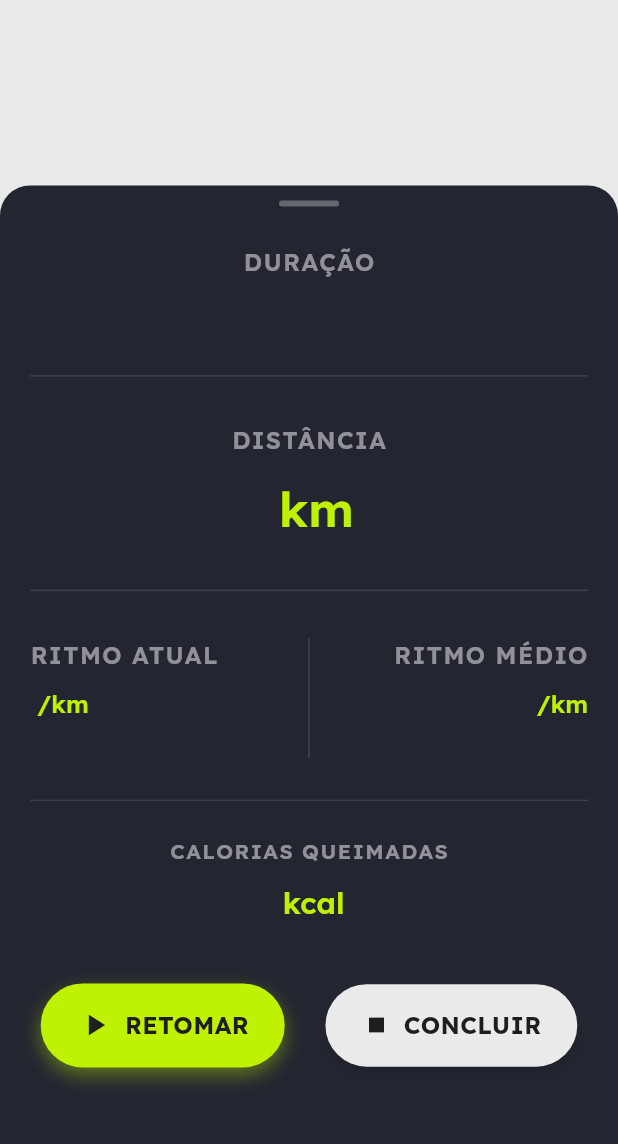
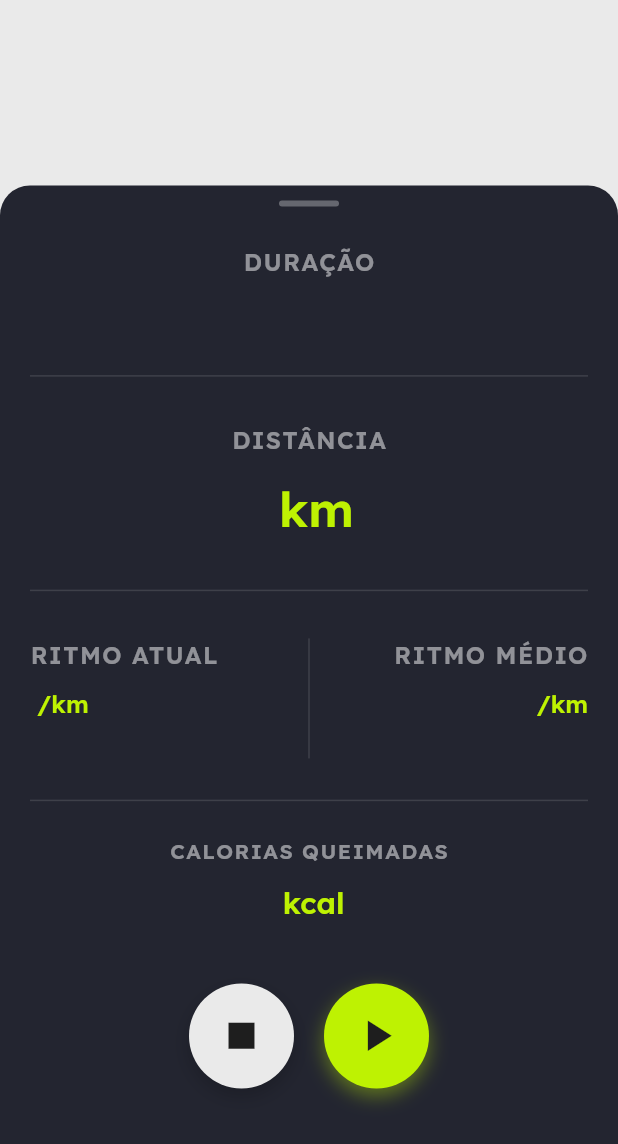
Before and after one commit to webkennyroger/hibrido, a Flutter app: the _ActivityStatsSheet widget shown alone on an empty page, opened directly with empty values, on a phone screen of 412 x 824 dp. Shown: the top 1144 px of the screen. Run offline on Flutter 3.47's test engine with Material 3 defaults, Android fonts, the phone set to English and light mode, and no system bars; our stand-ins replace flutter_svg, geolocator, google_fonts, google_maps_flutter, share_plus, shared_preferences and 1 more; missing offline and left inert: spotify_sdk; accounts and stored records are empty; network calls fail; statements that could not run were skipped.

Commit message:
correção de erros

```diff
--- a/lib/features/map/screens/map_screen.dart
+++ b/lib/features/map/screens/map_screen.dart
@@ -1577,6 +1577,70 @@ class _RunningControls extends StatelessWidget {
   }
 }
 
+/// Constrói um botão de ação para os controles de Pausa (Retomar/Concluir).
+Widget _buildActionButton(
+  IconData icon,
+  Color color, {
+  VoidCallback? onTap,
+  bool isPrimary = false,
+}) {
+  return GestureDetector(
+    onTap: onTap,
+    child: Container(
+      width: 70, // Tamanho consistente
+      height: 70,
+      decoration: BoxDecoration(
+        shape: BoxShape.circle,
+        color: isPrimary ? CustomColors.primary : CustomColors.secondary,
+        boxShadow: [
+          BoxShadow(
+            color: isPrimary
+                ? CustomColors.primary.withAlpha(100)
+                : Colors.black.withAlpha(50),
+            blurRadius: 10,
+            offset: const Offset(0, 5),
+          ),
+        ],
+      ),
+      child: Icon(icon, color: color, size: 35),
+    ),
+  );
+}
+
+/// Constrói um botão de ação circular pequeno (usado no estado Pausado)
+Widget _buildSmallActionButton(
+  IconData icon,
+  Color color, {
+  VoidCallback? onTap,
+  bool isHighlighted = false,
+}) {
+  return GestureDetector(
+    onTap: onTap,
+    child: Container(
+      width: 60,
+      height: 60,
+      decoration: BoxDecoration(
+        shape: BoxShape.circle,
+        color: isHighlighted ? CustomColors.primary : CustomColors.secondary,
+        boxShadow: [
+          BoxShadow(
+            color: isHighlighted
+                ? CustomColors.primary.withAlpha(100)
+                : Colors.black.withAlpha(50),
+            blurRadius: 10,
+            offset: const Offset(0, 5),
+          ),
+        ],
+      ),
+      child: Icon(
+        icon,
+        color: isHighlighted ? CustomColors.tertiary : color,
+        size: 30,
+      ),
+    ),
+  );
+}
+
 /// Widget que exibe os controles quando a atividade está pausada.
 class _PausedControls extends StatelessWidget {
   final VoidCallback onResume;
@@ -1587,84 +1651,19 @@ class _PausedControls extends StatelessWidget {
   @override
   Widget build(BuildContext context) {
     return Row(
-      mainAxisAlignment: MainAxisAlignment.spaceEvenly,
-      children: [_buildPlayButton(), _buildStopButton()],
-    );
-  }
-
-  /// Constrói o botão "RETOMAR".
-  Widget _buildPlayButton() {
-    return GestureDetector(
-      onTap: onResume,
-      child: Container(
-        padding: const EdgeInsets.symmetric(horizontal: 24, vertical: 16),
-        decoration: BoxDecoration(
-          borderRadius: BorderRadius.circular(50),
-          color: CustomColors.primary,
-          boxShadow: [
-            BoxShadow(
-              color: CustomColors.primary.withAlpha((255 * 0.4).round()),
-              blurRadius: 10,
-              offset: const Offset(0, 5),
-            ),
-          ],
-        ),
-        child: Row(
-          mainAxisSize: MainAxisSize.min,
-          children: [
-            const Icon(
-              Icons.play_arrow,
-              color: CustomColors.tertiary,
-              size: 24,
-            ),
-            const SizedBox(width: 8),
-            Text(
-              'RETOMAR',
-              style: GoogleFonts.lexend(
-                color: CustomColors.tertiary,
-                fontSize: 16,
-                fontWeight: FontWeight.bold,
-              ),
-            ),
-          ],
-        ),
-      ),
-    );
-  }
-
-  /// Constrói o botão "CONCLUIR".
-  Widget _buildStopButton() {
-    return GestureDetector(
-      onTap: onStop,
-      child: Container(
-        padding: const EdgeInsets.symmetric(horizontal: 24, vertical: 16),
-        decoration: BoxDecoration(
-          borderRadius: BorderRadius.circular(50),
-          color: CustomColors.secondary,
-          boxShadow: [
-            BoxShadow(
-              color: Colors.black.withAlpha((255 * 0.1).round()),
-              blurRadius: 5,
-              offset: const Offset(0, 5),
-            ),
-          ],
-        ),
-        child: Row(
-          mainAxisSize: MainAxisSize.min,
-          children: [
-            const Icon(Icons.stop, color: CustomColors.tertiary, size: 20),
-            const SizedBox(width: 8),
-            Text(
-              'CONCLUIR',
-              style: GoogleFonts.lexend(
-                color: CustomColors.tertiary,
-                fontSize: 16,
-                fontWeight: FontWeight.bold,
-              ),
-            ),
-          ],
-        ),
-      ),
+      mainAxisAlignment: MainAxisAlignment.center,
+      children: [
+        // Botão Concluir (Stop) - Agora com o mesmo estilo do botão de música
+        _buildActionButton(Icons.stop, CustomColors.tertiary, onTap: onStop),
+        const SizedBox(width: 20),
+        // Botão Retomar (Play)
+        _buildActionButton(
+          Icons.play_arrow,
+          CustomColors.tertiary,
+          onTap: onResume,
+          isPrimary: true, // Destaca o botão de retomar
+        ),
+      ],
     );
   }
 }
@@ -1725,165 +1724,365 @@ class _ActivityStatsSheet extends StatelessWidget {
       maxChildSize: maxHeight,
       controller: sheetController,
       builder: (context, scrollController) {
-        return Container(
-          decoration: const BoxDecoration(
-            color: Color(0xFF232530),
-            borderRadius: BorderRadius.only(
-              topLeft: Radius.circular(20),
-              topRight: Radius.circular(20),
-            ),
-          ),
-          child: SingleChildScrollView(
-            // Usa o scrollController do DraggableScrollableSheet para gerenciar o arraste
-            controller: scrollController,
+        // Usa um LayoutBuilder para saber o tamanho atual do sheet
+        return LayoutBuilder(
+          builder: (BuildContext context, BoxConstraints constraints) {
+            // Verifica se o sheet está minimizado (altura próxima ao minChildSize)
+            final bool isMinimized =
+                constraints.maxHeight <
+                MediaQuery.of(context).size.height * (minHeight + 0.1);
+
+            return Container(
+              decoration: const BoxDecoration(
+                color: Color(0xFF232530),
+                borderRadius: BorderRadius.only(
+                  topLeft: Radius.circular(20),
+                  topRight: Radius.circular(20),
+                ),
+              ),
+              // Se estiver minimizado, mostra o layout de resumo.
+              // Caso contrário, mostra o layout detalhado.
+              child: isMinimized
+                  ? _buildMinimizedLayout(
+                      context,
+                      sheetController,
+                      scrollController,
+                    )
+                  : _buildExpandedLayout(
+                      context,
+                      scrollController,
+                      sheetController,
+                    ),
+            );
+          },
+        );
+      },
+    );
+  }
+
+  /// Constrói o layout RESUMIDO para quando o painel está minimizado.
+  Widget _buildMinimizedLayout(
+    BuildContext context,
+    DraggableScrollableController sheetController,
+    ScrollController scrollController,
+  ) {
+    const double maxHeight = 0.85;
+    return ListView(
+      controller: scrollController,
+      padding: const EdgeInsets.symmetric(horizontal: 20, vertical: 10),
+      children: [
+        // Handle de arraste com função de clique
+        GestureDetector(
+          onTap: () => sheetController.animateTo(
+            maxHeight,
+            duration: const Duration(milliseconds: 300),
+            curve: Curves.easeInOut,
+          ),
+          child: Center(
+            child: Container(
+              height: 4,
+              width: 40,
+              margin: const EdgeInsets.only(bottom: 24),
+              decoration: BoxDecoration(
+                color: Colors.white.withOpacity(0.3),
+                borderRadius: BorderRadius.circular(2),
+              ),
+            ),
+          ),
+        ),
+        // Linha de estatísticas resumidas
+        Row(
+          mainAxisAlignment: MainAxisAlignment.spaceBetween,
+          crossAxisAlignment: CrossAxisAlignment.end,
+          children: [
+            _buildStatColumn('DURAÇÃO', durationText, fontSize: 28),
+            // Distância com fonte maior
+            _buildStatColumn(
+              'DISTÂNCIA',
+              distanceInKm,
+              // Remove a unidade 'km' no modo minimizado
+              unit: '',
+              fontSize: 40,
+            ),
+            _buildStatColumn(
+              'RITMO',
+              averagePace,
+              unit: '', // Remove a unidade '/km' no modo minimizado
+              fontSize: 28,
+            ),
+          ],
+        ),
+        const SizedBox(height: 24),
+        // Controles de ação (Câmera, Pausa, Configurações)
+        // A linha de controles agora é construída aqui para incluir os botões laterais
+        _buildActionControls(context),
+      ],
+    );
+  }
+
+  /// Constrói o layout DETALHADO para quando o painel está expandido.
+  Widget _buildExpandedLayout(
+    BuildContext context,
+    ScrollController scrollController,
+    DraggableScrollableController sheetController,
+  ) {
+    const double minHeight = 0.2;
+    const double maxHeight = 0.85;
+
+    return SingleChildScrollView(
+      controller: scrollController,
+      child: Column(
+        children: [
+          // Handle de Arraste/Minimizar
+          GestureDetector(
+            onTap: () {
+              if (sheetController.size > minHeight + 0.05) {
+                sheetController.animateTo(
+                  minHeight,
+                  duration: const Duration(milliseconds: 300),
+                  curve: Curves.easeInOut,
+                );
+              } else {
+                sheetController.animateTo(
+                  maxHeight,
+                  duration: const Duration(milliseconds: 300),
+                  curve: Curves.easeInOut,
+                );
+              }
+            },
+            child: Container(
+              padding: const EdgeInsets.symmetric(vertical: 10),
+              child: Center(
+                child: Container(
+                  height: 4,
+                  width: 40,
+                  decoration: BoxDecoration(
+                    color: Colors.white.withOpacity(0.3),
+                    borderRadius: BorderRadius.circular(2),
+                  ),
+                ),
+              ),
+            ),
+          ),
+          const SizedBox(height: 16),
+
+          // Estatísticas Detalhadas
+          Padding(
+            padding: const EdgeInsets.symmetric(horizontal: 20.0),
             child: Column(
               children: [
-                // === Handle de Arraste/Minimizar ===
-                GestureDetector(
-                  onTap: () {
-                    // Implementa a função de clique: alterna entre minimizado e expandido
-                    if (sheetController.size > minHeight + 0.05) {
-                      // Se estiver perto do máximo
-                      sheetController.animateTo(
-                        minHeight,
-                        duration: const Duration(milliseconds: 300),
-                        curve: Curves.easeInOut,
-                      );
-                    } else {
-                      // Se estiver perto do mínimo
-                      sheetController.animateTo(
-                        maxHeight,
-                        duration: const Duration(milliseconds: 300),
-                        curve: Curves.easeInOut,
-                      );
-                    }
-                  },
-                  child: Container(
-                    padding: const EdgeInsets.symmetric(vertical: 10),
-                    child: Center(
-                      child: Container(
-                        height: 4,
-                        width: 40,
-                        decoration: BoxDecoration(
-                          color: Colors.white.withOpacity(0.3),
-                          borderRadius: BorderRadius.circular(2),
-                        ),
+                _buildMainStat(
+                  'DURAÇÃO',
+                  durationText,
+                  ' ',
+                  fontSize: 40,
+                  alignment: CrossAxisAlignment.center,
+                ),
+                const SizedBox(height: 24),
+                const Divider(color: Colors.white12, thickness: 1),
+                const SizedBox(height: 24),
+                _buildMainStat(
+                  'DISTÂNCIA',
+                  distanceInKm,
+                  'km',
+                  fontSize: 80,
+                  alignment: CrossAxisAlignment.center,
+                ),
+                const SizedBox(height: 24),
+                const Divider(color: Colors.white12, thickness: 1),
+                const SizedBox(height: 24),
+                Row(
+                  mainAxisAlignment: MainAxisAlignment.spaceBetween,
+                  crossAxisAlignment: CrossAxisAlignment.start,
+                  children: [
+                    Expanded(
+                      child: _buildMainStat(
+                        'RITMO ATUAL',
+                        currentPace,
+                        '/km',
+                        fontSize: 40,
+                        alignment: CrossAxisAlignment.start,
                       ),
                     ),
-                  ),
+                    const SizedBox(
+                      height: 80,
+                      child: VerticalDivider(
+                        color: Colors.white12,
+                        thickness: 1,
+                      ),
+                    ),
+                    Expanded(
+                      child: _buildMainStat(
+                        'RITMO MÉDIO',
+                        averagePace,
+                        '/km',
+                        fontSize: 40,
+                        alignment: CrossAxisAlignment.end,
+                      ),
+                    ),
+                  ],
                 ),
-                const SizedBox(height: 16),
-
-                // === Estatísticas Detalhadas ===
-                Padding(
-                  padding: const EdgeInsets.symmetric(horizontal: 20.0),
-                  child: Column(
-                    children: [
-                      // Duração (Tempo) centralizada
-                      _buildMainStat(
-                        'DURAÇÃO',
-                        durationText,
-                        ' ',
-                        fontSize: 40,
-                        alignment:
-                            CrossAxisAlignment.center, // Centraliza o texto
-                      ),
-                      const SizedBox(height: 24),
-                      const Divider(color: Colors.white12, thickness: 1),
-                      const SizedBox(height: 24),
-
-                      // Linha da Distância (Km) - AGORA MAIOR E CENTRALIZADA
-                      _buildMainStat(
-                        'DISTÂNCIA',
-                        distanceInKm,
-                        'km',
-                        fontSize: 80, // Tamanho da fonte aumentado
-                        alignment: CrossAxisAlignment.center,
-                      ),
-                      const SizedBox(height: 24),
-                      const Divider(color: Colors.white12, thickness: 1),
-                      const SizedBox(height: 24),
-
-                      // Linha de Ritmos
-                      Row(
-                        mainAxisAlignment: MainAxisAlignment.spaceBetween,
-                        crossAxisAlignment: CrossAxisAlignment.start,
-                        children: [
-                          Expanded(
-                            child: _buildMainStat(
-                              'RITMO ATUAL',
-                              currentPace,
-                              '/km',
-                              fontSize: 40, // Tamanho da fonte ajustado
-                              alignment: CrossAxisAlignment.start,
-                            ),
-                          ),
-                          const SizedBox(
-                            height: 80, // Altura da linha divisória
-                            child: VerticalDivider(
-                              color: Colors.white12,
-                              thickness: 1,
-                            ),
-                          ),
-                          Expanded(
-                            child: _buildMainStat(
-                              'RITMO MÉDIO',
-                              averagePace,
-                              '/km',
-                              fontSize: 40, // Tamanho da fonte ajustado
-                              alignment: CrossAxisAlignment.end,
-                            ),
-                          ),
-                        ],
-                      ),
-
-
-                      // Linha de Calorias
-                      _buildCalorieStat(calories),
-                    ],
-                  ),
+                _buildCalorieStat(calories),
+              ],
+            ),
+          ),
+          const SizedBox(height: 40),
+
+          // Controles (Pause/Stop/Retomar)
+          activityState == ActivityState.running
+              ? _RunningControls(onPressed: onPause)
+              : _PausedControls(onResume: onPause, onStop: onStop),
+          const SizedBox(height: 20),
+
+          // Botões de Música e Esporte (no estado Pausado)
+          if (activityState == ActivityState.paused)
+            Row(
+              mainAxisAlignment: MainAxisAlignment.center,
+              children: [
+                _buildSmallActionButton(
+                  Icons.music_note_outlined,
+                  CustomColors.tertiary,
+                  onTap: onMusic,
+                  isHighlighted: isPlayerVisible,
                 ),
-
-                const SizedBox(height: 40),
-
-                // === Controles (Pause/Stop/Retomar) ===
-                activityState == ActivityState.running
-                    ? _RunningControls(onPressed: onPause)
-                    : _PausedControls(onResume: onPause, onStop: onStop),
-
-                const SizedBox(height: 20),
-
-                // Botões de Música e Esporte (na tela minimizada - Pausado)
-                if (activityState == ActivityState.paused)
-                  Row(
-                    mainAxisAlignment: MainAxisAlignment.center,
-                    children: [
-                      _buildSmallActionButton(
-                        Icons.music_note_outlined,
-                        CustomColors.tertiary,
-                        onTap: onMusic,
-                        // Destaca se o player estiver visível
-                        isHighlighted: isPlayerVisible,
-                      ),
-                      const SizedBox(width: 15),
-                      // Botão pequeno, sem texto
-                      SportSelectionButton(
-                        iconPath: getSportIconPath(selectedSport),
-                        label: getSportLabel(selectedSport),
-                        option: selectedSport,
-                        selectedSport: selectedSport,
-                        onTap: onSportSelect,
-                        fallbackIcon: getSportCheckIcon(selectedSport),
-                        isLarge: false, // Define o tamanho pequeno
-                      ),
-                    ],
-                  ),
-                const SizedBox(height: 40),
+                const SizedBox(width: 15),
+                SportSelectionButton(
+                  iconPath: getSportIconPath(selectedSport),
+                  label: getSportLabel(selectedSport),
+                  option: selectedSport,
+                  selectedSport: selectedSport,
+                  onTap: onSportSelect,
+                  fallbackIcon: getSportCheckIcon(selectedSport),
+                  isLarge: false,
+                ),
               ],
             ),
+          const SizedBox(height: 40),
+        ],
+      ),
+    );
+  }
+
+  /// Constrói a linha de controles de ação (Câmera, Ação Principal, Configurações).
+  Widget _buildActionControls(BuildContext context) {
+    return Padding(
+      padding: const EdgeInsets.symmetric(horizontal: 20.0),
+      child: Row(
+        mainAxisAlignment: MainAxisAlignment.spaceBetween,
+        crossAxisAlignment: CrossAxisAlignment.center,
+        children: [
+          // Botão Câmera
+          _buildSmallActionButton(
+            Icons.camera_alt_outlined,
+            CustomColors.tertiary,
+            onTap: () {
+              /* Lógica da câmera */
+            },
+          ),
+          // Ação Principal (Pausar ou Retomar/Concluir)
+          if (activityState == ActivityState.running)
+            _RunningControls(onPressed: onPause)
+          else
+            _PausedControls(onResume: onPause, onStop: onStop),
+          // Botão Configurações
+          _buildSmallActionButton(
+            Icons.settings_outlined,
+            CustomColors.tertiary,
+            onTap: () => _showSettingsModal(context),
+          ),
+        ],
+      ),
+    );
+  }
+
+  /// Constrói os controles inferiores para o estado "Running".
+  Widget _buildRunningControls(BuildContext context) {
+    return Padding(
+      padding: const EdgeInsets.symmetric(horizontal: 20.0),
+      child: Row(
+        mainAxisAlignment: MainAxisAlignment.spaceBetween,
+        children: [
+          // Botão Câmera
+          _buildSmallActionButton(
+            Icons.camera_alt_outlined,
+            CustomColors.tertiary,
+            onTap: () {
+              // Lógica para a câmera a ser implementada
+            },
+          ),
+          // Botão Pausar
+          _RunningControls(onPressed: onPause),
+          // Botão Configurações
+          _buildSmallActionButton(
+            Icons.settings_outlined,
+            CustomColors.tertiary,
+            onTap: () => _showSettingsModal(context),
+          ),
+        ],
+      ),
+    );
+  }
+
+  /// Mostra o modal de configurações da atividade.
+  void _showSettingsModal(BuildContext context) {
+    showModalBottomSheet(
+      context: context,
+      backgroundColor: const Color(0xFF232530),
+      shape: const RoundedRectangleBorder(
+        borderRadius: BorderRadius.vertical(top: Radius.circular(20)),
+      ),
+      builder: (context) {
+        return Padding(
+          padding: const EdgeInsets.all(20.0),
+          child: Column(
+            mainAxisSize: MainAxisSize.min,
+            children: [
+              Container(
+                height: 4,
+                width: 40,
+                decoration: BoxDecoration(
+                  color: Colors.white.withOpacity(0.3),
+                  borderRadius: BorderRadius.circular(2),
+                ),
+              ),
+              const SizedBox(height: 20),
+              _buildSettingsOption(
+                context,
+                'Mostrar calorias',
+                true,
+                (value) {},
+              ),
+              _buildSettingsOption(context, 'Modo padrão', true, (value) {}),
+              _buildSettingsOption(context, 'Modo satélite', false, (value) {}),
+              _buildSettingsOption(context, 'Modo híbrido', false, (value) {}),
+              _buildSettingsOption(context, 'Modo noturno', false, (value) {}),
+              _buildSettingsOption(
+                context,
+                'Dados por áudio',
+                false,
+                (value) {},
+              ),
+            ],
           ),
         );
       },
+    );
+  }
+
+  /// Constrói uma opção com checkbox para o modal de configurações.
+  Widget _buildSettingsOption(
+    BuildContext context,
+    String title,
+    bool value,
+    Function(bool) onChanged,
+  ) {
+    return CheckboxListTile(
+      title: Text(title, style: const TextStyle(color: Colors.white)),
+      value: value,
+      onChanged: (newValue) => onChanged(newValue ?? false),
+      activeColor: CustomColors.primary,
+      checkColor: CustomColors.tertiary,
+      controlAffinity: ListTileControlAffinity.leading,
     );
   }
 
@@ -1929,6 +2128,49 @@ class _ActivityStatsSheet extends StatelessWidget {
                   height: 1.5,
                 ),
               ),
+            ],
+          ),
+        ),
+      ],
+    );
+  }
+
+  /// Constrói uma coluna de estatística para o layout minimizado.
+  Widget _buildStatColumn(
+    String label,
+    String value, {
+    String unit = '',
+    required double fontSize,
+  }) {
+    return Column(
+      mainAxisSize: MainAxisSize.min,
+      children: [
+        Text(
+          label,
+          style: GoogleFonts.lexend(
+            color: Colors.white.withOpacity(0.5),
+            fontSize: 12,
+            fontWeight: FontWeight.w600,
+          ),
+        ),
+        const SizedBox(height: 4),
+        RichText(
+          text: TextSpan(
+            style: GoogleFonts.lexend(
+              fontSize: fontSize,
+              fontWeight: FontWeight.w800,
+              color: Colors.white,
+            ),
+            children: [
+              TextSpan(text: value),
+              if (unit.isNotEmpty)
+                TextSpan(
+                  text: ' $unit',
+                  style: GoogleFonts.lexend(
+                    color: CustomColors.primary,
+                    fontSize: 14,
+                  ),
+                ),
             ],
           ),
         ),
@@ -1982,38 +2224,4 @@ class _ActivityStatsSheet extends StatelessWidget {
       ),
     );
   }
-
-  /// Constrói um botão de ação circular pequeno (usado no estado Pausado)
-  Widget _buildSmallActionButton(
-    IconData icon,
-    Color color, {
-    VoidCallback? onTap,
-    bool isHighlighted = false,
-  }) {
-    return GestureDetector(
-      onTap: onTap,
-      child: Container(
-        width: 60,
-        height: 60,
-        decoration: BoxDecoration(
-          shape: BoxShape.circle,
-          color: isHighlighted ? CustomColors.primary : CustomColors.secondary,
-          boxShadow: [
-            BoxShadow(
-              color: isHighlighted
-                  ? CustomColors.primary.withAlpha(100)
-                  : Colors.black.withAlpha(50),
-              blurRadius: 10,
-              offset: const Offset(0, 5),
-            ),
-          ],
-        ),
-        child: Icon(
-          icon,
-          color: isHighlighted ? CustomColors.tertiary : color,
-          size: 30,
-        ),
-      ),
-    );
-  }
 }
```
